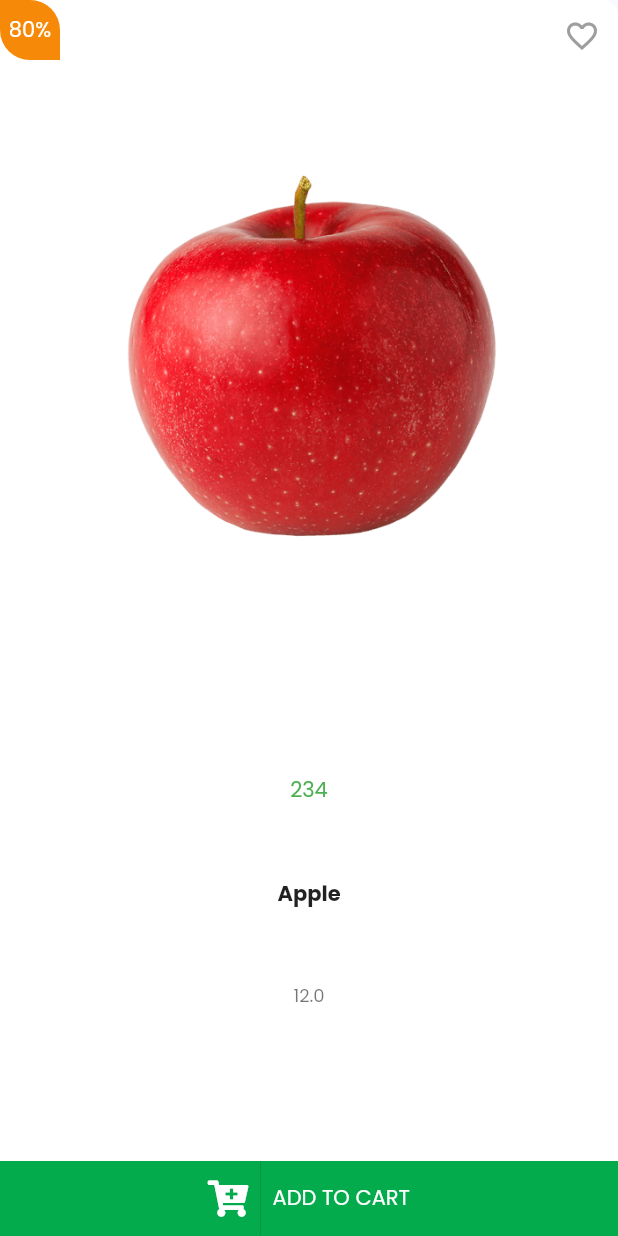
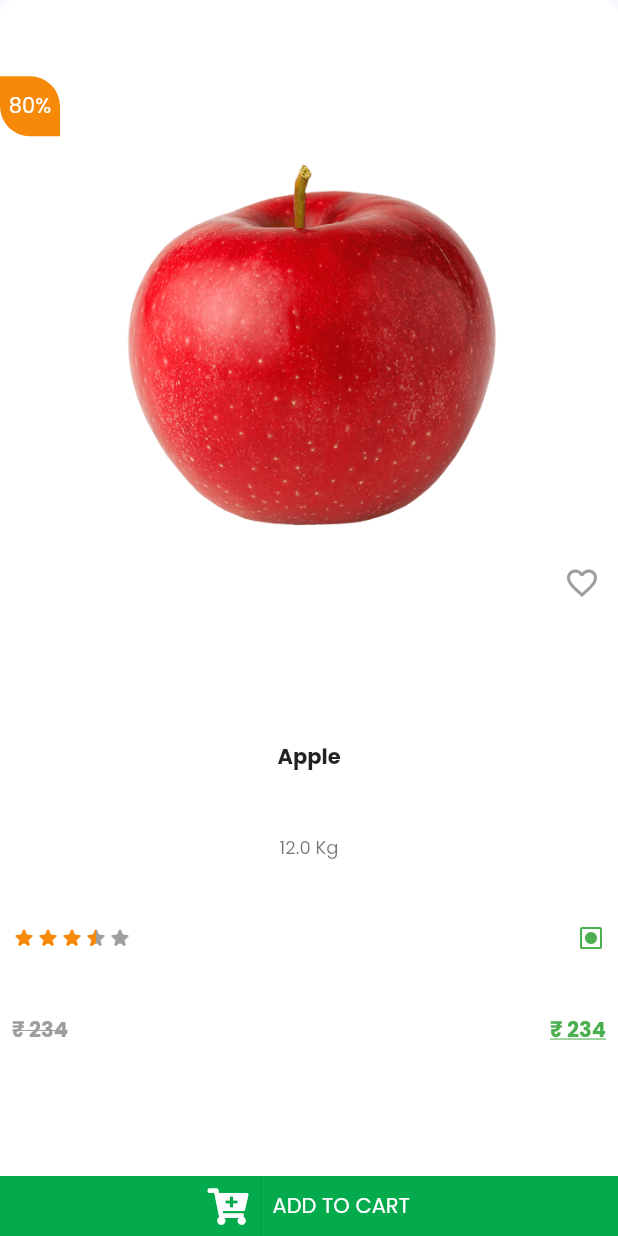
Before and after one commit to pranavo72bex/shoppingApp, a Flutter app: the ProductGridItem widget shown alone on an empty page, opened directly with sample values from the repository, on a phone screen of 412 x 824 dp. Run offline on Flutter 3.47's test engine with Material 2 defaults, Android fonts, the phone set to English and light mode, and no system bars; drawn by our look-alikes of flutter_rating_bar; our stand-ins replace auto_route, carousel_slider, font_awesome_flutter, form_validator, google_fonts.

Commit message:
product grid

```diff
--- a/lib/domain/product.dart
+++ b/lib/domain/product.dart
@@ -3,7 +3,7 @@ import 'package:flutter/material.dart';
 class Product {
   final String image, title, description;
   final int price, id;
-  final double quantity;
+  final double quantity, rating;
 
   final Color color;
   Product({
@@ -14,6 +14,7 @@ class Product {
     this.description,
     this.quantity,
     this.color,
+    this.rating,
   });
 }
 
@@ -25,6 +26,7 @@ List<Product> products = [
       quantity: 12,
       description: dummyText,
       image: "assets/products/apple.png",
+      rating: 3.5,
       color: Color(0xFFEE5052)),
   Product(
       id: 2,
@@ -33,6 +35,7 @@ List<Product> products = [
       quantity: 8,
       description: dummyText,
       image: "assets/products/avocado.png",
+      rating: 5,
       color: Color(0xFF486E25)),
   Product(
       id: 3,
@@ -41,6 +44,7 @@ List<Product> products = [
       quantity: 10,
       description: dummyText,
       image: "assets/products/lemon.png",
+      rating: 4,
       color: Color(0xFFFDDF28)),
   Product(
       id: 4,
@@ -49,6 +53,7 @@ List<Product> products = [
       quantity: 11,
       description: dummyText,
       image: "assets/products/mango.png",
+      rating: 1,
       color: Color(0xFFDFA402)),
   Product(
       id: 5,
@@ -57,6 +62,7 @@ List<Product> products = [
       quantity: 12,
       description: dummyText,
       image: "assets/products/orange.png",
+      rating: 3,
       color: Color(0xFFF49A2F)),
   Product(
     id: 6,
@@ -65,6 +71,7 @@ List<Product> products = [
     quantity: 12,
     description: dummyText,
     image: "assets/products/strawberry.png",
+    rating: 4.5,
     color: Color(0xFFC7030B),
   ),
 ];
--- a/lib/presentation/dashboard/widgets/product_grid_item.dart
+++ b/lib/presentation/dashboard/widgets/product_grid_item.dart
@@ -1,9 +1,11 @@
 import 'package:auto_route/auto_route.dart';
 import 'package:flutter/material.dart';
+import 'package:flutter_rating_bar/flutter_rating_bar.dart';
 import 'package:font_awesome_flutter/font_awesome_flutter.dart';
 import 'package:shoppingApp/domain/product.dart';
 import 'package:shoppingApp/presentation/core/app_router.gr.dart';
 import 'package:shoppingApp/presentation/core/konstants.dart';
+import 'package:shoppingApp/presentation/review/widgets/star_rating.dart';
 
 class ProductGridItem extends StatefulWidget {
   final Product product;
@@ -16,6 +18,7 @@ class ProductGridItem extends StatefulWidget {
 
 class _ProductItemState extends State<ProductGridItem> {
   bool isFavorite = false;
+  final double buttonWidth = 40;
   @override
   Widget build(BuildContext context) {
     return Material(
@@ -28,8 +31,24 @@ class _ProductItemState extends State<ProductGridItem> {
             product: widget.product,
           ),
         ),
+        child: Column(
+          mainAxisAlignment: MainAxisAlignment.spaceBetween,
+          children: [
+            SizedBox(height: 10),
+            Container(
+              // height: 100,
               child: Stack(
                 children: [
+                  Padding(
+                    padding: const EdgeInsets.symmetric(horizontal: 30),
+                    child: Align(
+                      alignment: Alignment.bottomCenter,
+                      child: Image.asset(
+                        widget.product.image,
+                        // width: 100,
+                      ),
+                    ),
+                  ),
                   Positioned(
                     left: 0,
                     child: Container(
@@ -54,9 +73,11 @@ class _ProductItemState extends State<ProductGridItem> {
                   ),
                   Positioned(
                     right: 0,
+                    bottom: -10,
                     child: IconButton(
-                  icon: Icon(
-                      isFavorite ? Icons.favorite : Icons.favorite_outline),
+                        icon: Icon(isFavorite
+                            ? Icons.favorite
+                            : Icons.favorite_outline),
                         color: isFavorite ? Colors.red : Colors.grey,
                         onPressed: () {
                           setState(() {
@@ -75,32 +96,65 @@ class _ProductItemState extends State<ProductGridItem> {
                   //     child: Container(),
                   //   ),
                   // ),
-            Column(
-              mainAxisAlignment: MainAxisAlignment.spaceBetween,
-              children: [
-                SizedBox(height: 10),
-                Padding(
-                  padding: const EdgeInsets.symmetric(horizontal: 30),
-                  child: Align(
-                    alignment: Alignment.bottomCenter,
-                    child: Image.asset(
-                      widget.product.image,
-                      // width: 100,
-                    ),
+                ],
               ),
             ),
             SizedBox(height: 10),
-                Text(
-                  widget.product.price.toString(),
-                  style: TextStyle(color: Colors.green),
-                ),
+
             Text(widget.product.title,
                 style: TextStyle(
                   fontWeight: FontWeight.bold,
                 )),
             Text(
-                  widget.product.quantity.toString(),
+              widget.product.quantity.toString() + ' Kg',
               style: Theme.of(context).textTheme.caption,
+            ),
+            Padding(
+              padding: const EdgeInsets.symmetric(horizontal: 8.0),
+              child: Row(
+                mainAxisAlignment: MainAxisAlignment.spaceBetween,
+                children: [
+                  RatingBarIndicator(
+                    rating: widget.product.rating,
+                    itemSize: 16,
+                    direction: Axis.horizontal,
+                    itemCount: 5,
+                    itemBuilder: (BuildContext context, int index) => Icon(
+                      Icons.star_rounded,
+                      color: kSecondaryColor,
+                    ),
+                  ),
+                  Image.asset(
+                    'assets/veg60.png',
+                    color: Colors.green,
+                    width: 20,
+                  ),
+                ],
+              ),
+            ),
+            Padding(
+              padding: const EdgeInsets.symmetric(horizontal: 8.0),
+              child: Row(
+                mainAxisAlignment: MainAxisAlignment.spaceBetween,
+                children: [
+                  Text(
+                    '₹ ' + widget.product.price.toString(),
+                    style: TextStyle(
+                      color: Colors.grey,
+                      fontWeight: FontWeight.bold,
+                      decoration: TextDecoration.lineThrough,
+                    ),
+                  ),
+                  Text(
+                    '₹ ' + widget.product.price.toString(),
+                    style: TextStyle(
+                      color: Colors.green,
+                      fontWeight: FontWeight.bold,
+                      decoration: TextDecoration.underline,
+                    ),
+                  ),
+                ],
+              ),
             ),
             SizedBox(height: 5),
             // Divider(
@@ -113,23 +167,20 @@ class _ProductItemState extends State<ProductGridItem> {
                 onTap: () {},
                 child: Container(
                   alignment: Alignment.center,
-                      height: 50,
+                  height: buttonWidth,
                   child: Row(
                     mainAxisAlignment: MainAxisAlignment.center,
                     children: [
                       FaIcon(
                         FontAwesomeIcons.cartPlus,
-                            color:
-                                Theme.of(context).primaryTextTheme.button.color,
+                        color: Theme.of(context).primaryTextTheme.button.color,
                       ),
                       VerticalDivider(),
                       Text(
                         'Add to cart'.toUpperCase(),
                         style: TextStyle(
-                              color: Theme.of(context)
-                                  .primaryTextTheme
-                                  .button
-                                  .color,
+                          color:
+                              Theme.of(context).primaryTextTheme.button.color,
                         ),
                       ),
                     ],
@@ -144,8 +195,6 @@ class _ProductItemState extends State<ProductGridItem> {
             // ),
           ],
         ),
-          ],
-        ),
       ),
     );
   }
--- a/lib/presentation/detail_screen/detail_screen.dart
+++ b/lib/presentation/detail_screen/detail_screen.dart
@@ -1,5 +1,4 @@
 import 'package:flutter/material.dart';
-import 'package:font_awesome_flutter/font_awesome_flutter.dart';
 import 'package:shoppingApp/domain/product.dart';
 import 'package:shoppingApp/presentation/detail_screen/widgets/add_to_cart.dart';
 import 'package:shoppingApp/presentation/detail_screen/widgets/color_size.dart';
--- a/pubspec.yaml
+++ b/pubspec.yaml
@@ -29,6 +29,7 @@ dependencies:
   font_awesome_flutter: ^8.11.0
   form_validator: ^0.1.7
   google_fonts: ^1.1.2
+  flutter_rating_bar: ^3.2.0+1
 
 dev_dependencies:
   flutter_test:
```
Also changed, not shown: assets/veg60.png (added), pubspec.lock. Lines whose indentation alone changed are shown as unchanged.
